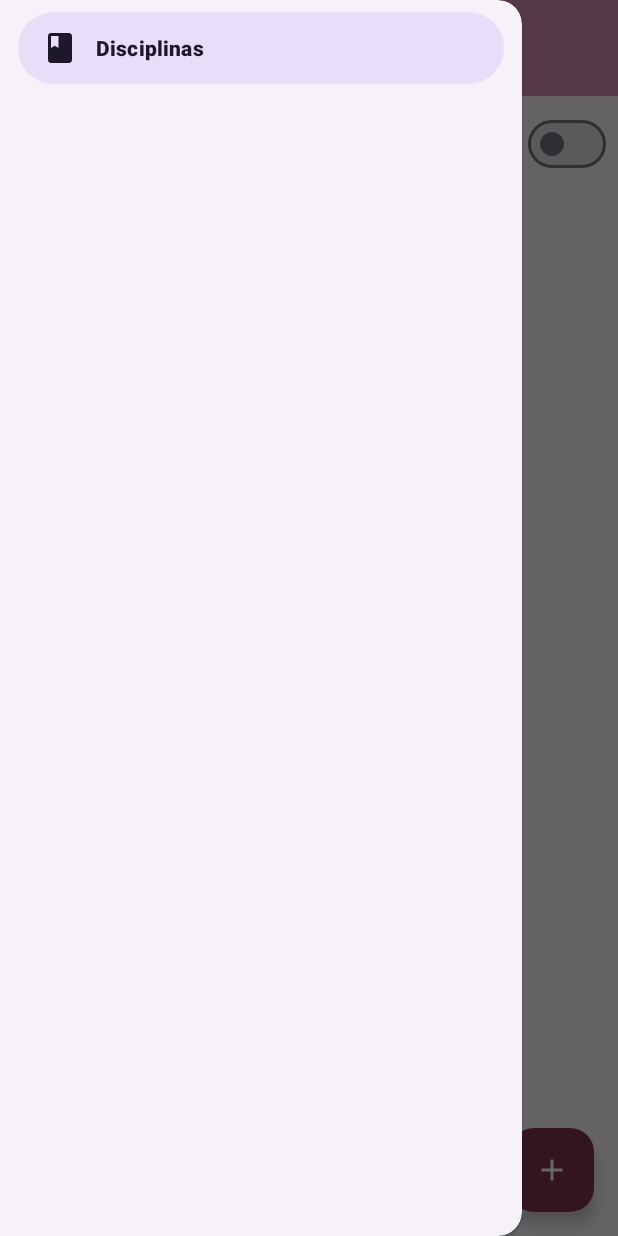
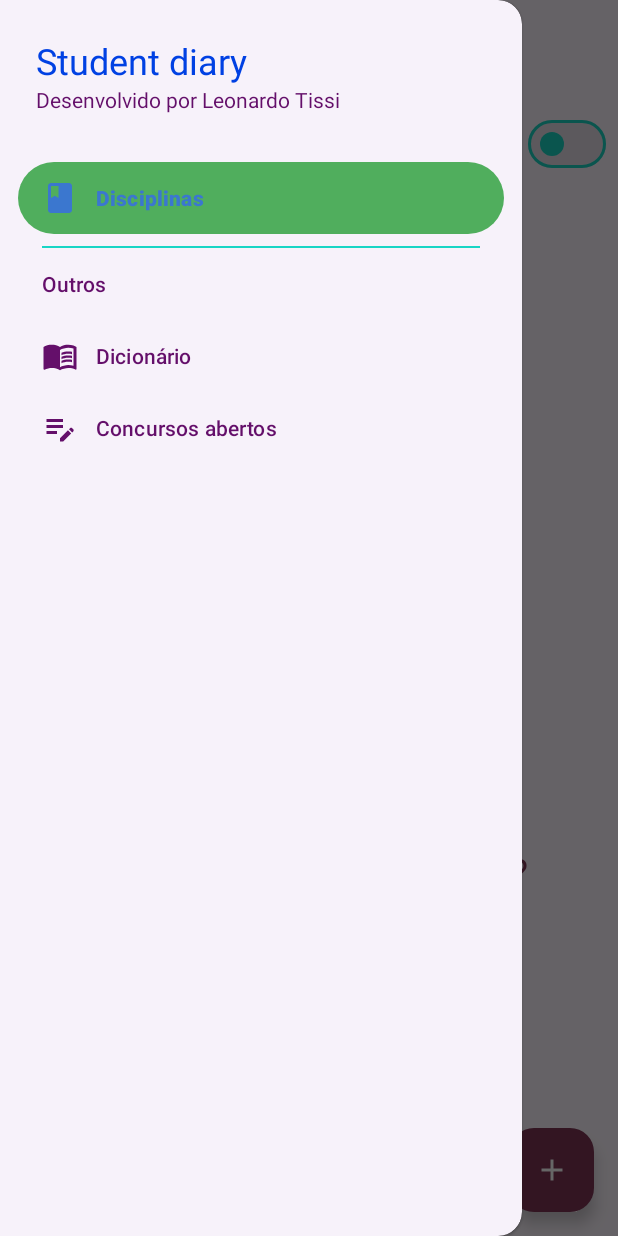
Before and after one commit to DevLeonardoTissi/Student_diary, an Android app: the screen it shows after launch (MainActivity), with the side drawer open, on a phone screen of 412 x 824 dp. Run offline under Robolectric (Android 15) with nearby library versions, the phone set to English and light mode, and no system bars; our stand-ins replace Firebase (no records; nobody signed in at launch, a user with empty details on screens opened directly), Room's generated code, navigation-ui.

Commit message:
muitas coisas

```diff
--- a/app/src/main/java/com/example/studentdiary/ui/fragment/disciplinesFragment/DisciplinesFragment.kt
+++ b/app/src/main/java/com/example/studentdiary/ui/fragment/disciplinesFragment/DisciplinesFragment.kt
@@ -8,7 +8,6 @@ import androidx.fragment.app.Fragment
 import androidx.lifecycle.lifecycleScope
 import androidx.navigation.fragment.findNavController
 import androidx.recyclerview.widget.LinearLayoutManager
-import com.example.studentdiary.R
 import com.example.studentdiary.databinding.FragmentDisciplinesBinding
 import com.example.studentdiary.model.Discipline
 import com.example.studentdiary.ui.recyclerView.adapter.DisciplineListAdapter
@@ -91,7 +90,7 @@ class DisciplinesFragment : Fragment() {
             recycler.layoutManager = LinearLayoutManager(it)
             val divider = MaterialDividerItemDecoration(it, LinearLayoutManager.VERTICAL)
             recycler.addItemDecoration(divider)
-            divider.dividerColor = it.getColor(R.color.secondary)
+//            divider.dividerColor = it.getColor(R.color.secondary)
         }
     }
 
--- /dev/null
+++ b/app/src/main/res/drawable/ic_dictionary.xml
@@ -0,0 +1,8 @@
+<vector android:autoMirrored="true" android:height="24dp"
+    android:tint="#FFFFFF" android:viewportHeight="24"
+    android:viewportWidth="24" android:width="24dp" xmlns:android="http://schemas.android.com/apk/res/android">
+    <path android:fillColor="@android:color/white" android:pathData="M21,5c-1.11,-0.35 -2.33,-0.5 -3.5,-0.5c-1.95,0 -4.05,0.4 -5.5,1.5c-1.45,-1.1 -3.55,-1.5 -5.5,-1.5S2.45,4.9 1,6v14.65c0,0.25 0.25,0.5 0.5,0.5c0.1,0 0.15,-0.05 0.25,-0.05C3.1,20.45 5.05,20 6.5,20c1.95,0 4.05,0.4 5.5,1.5c1.35,-0.85 3.8,-1.5 5.5,-1.5c1.65,0 3.35,0.3 4.75,1.05c0.1,0.05 0.15,0.05 0.25,0.05c0.25,0 0.5,-0.25 0.5,-0.5V6C22.4,5.55 21.75,5.25 21,5zM21,18.5c-1.1,-0.35 -2.3,-0.5 -3.5,-0.5c-1.7,0 -4.15,0.65 -5.5,1.5V8c1.35,-0.85 3.8,-1.5 5.5,-1.5c1.2,0 2.4,0.15 3.5,0.5V18.5z"/>
+    <path android:fillColor="@android:color/white" android:pathData="M17.5,10.5c0.88,0 1.73,0.09 2.5,0.26V9.24C19.21,9.09 18.36,9 17.5,9c-1.7,0 -3.24,0.29 -4.5,0.83v1.66C14.13,10.85 15.7,10.5 17.5,10.5z"/>
+    <path android:fillColor="@android:color/white" android:pathData="M13,12.49v1.66c1.13,-0.64 2.7,-0.99 4.5,-0.99c0.88,0 1.73,0.09 2.5,0.26V11.9c-0.79,-0.15 -1.64,-0.24 -2.5,-0.24C15.8,11.66 14.26,11.96 13,12.49z"/>
+    <path android:fillColor="@android:color/white" android:pathData="M17.5,14.33c-1.7,0 -3.24,0.29 -4.5,0.83v1.66c1.13,-0.64 2.7,-0.99 4.5,-0.99c0.88,0 1.73,0.09 2.5,0.26v-1.52C19.21,14.41 18.36,14.33 17.5,14.33z"/>
+</vector>
--- /dev/null
+++ b/app/src/main/res/drawable/ic_exam.xml
@@ -0,0 +1,5 @@
+<vector android:height="24dp" android:tint="#FFFFFF"
+    android:viewportHeight="24" android:viewportWidth="24"
+    android:width="24dp" xmlns:android="http://schemas.android.com/apk/res/android">
+    <path android:fillColor="@android:color/white" android:pathData="M3,10h11v2H3V10zM3,8h11V6H3V8zM3,16h7v-2H3V16zM18.01,12.87l0.71,-0.71c0.39,-0.39 1.02,-0.39 1.41,0l0.71,0.71c0.39,0.39 0.39,1.02 0,1.41l-0.71,0.71L18.01,12.87zM17.3,13.58l-5.3,5.3V21h2.12l5.3,-5.3L17.3,13.58z"/>
+</vector>
--- a/app/src/main/res/layout/activity_main.xml
+++ b/app/src/main/res/layout/activity_main.xml
@@ -5,7 +5,8 @@
     android:layout_width="match_parent"
     android:layout_height="match_parent"
     tools:context=".ui.activity.MainActivity"
-    android:id="@+id/drawer_layout">
+    android:id="@+id/drawer_layout"
+    tools:openDrawer="start">
 
     <androidx.constraintlayout.widget.ConstraintLayout
         android:layout_width="match_parent"
@@ -14,14 +15,13 @@
 
         <com.google.android.material.appbar.MaterialToolbar
             android:id="@+id/activity_main_toolbar"
-            app:layout_constraintTop_toTopOf="parent"
-            app:layout_constraintStart_toStartOf="parent"
-            app:layout_constraintEnd_toEndOf="parent"
             android:layout_width="match_parent"
             android:layout_height="wrap_content"
-            android:background="@color/principal"
-            app:navigationIcon="@drawable/ic_add"
-            app:layout_constraintBottom_toTopOf="@id/nav_host_fragment"/>
+            app:layout_constraintBottom_toTopOf="@id/nav_host_fragment"
+            app:layout_constraintEnd_toEndOf="parent"
+            app:layout_constraintStart_toStartOf="parent"
+            app:layout_constraintTop_toTopOf="parent"
+            app:navigationIcon="@drawable/ic_add" />
 
         <fragment
             android:id="@+id/nav_host_fragment"
@@ -40,10 +40,12 @@
 
     <com.google.android.material.navigation.NavigationView
         android:id="@+id/nav_view"
+        app:headerLayout="@layout/header_navigation_drawer"
         android:layout_width="wrap_content"
         android:layout_height="match_parent"
         android:layout_gravity="start"
-        app:menu ="@menu/navigation_drawer"
-        android:fitsSystemWindows="true"/>
+        app:menu ="@menu/navigation_drawer_menu"
+        android:fitsSystemWindows="true"
+        />
 
 </androidx.drawerlayout.widget.DrawerLayout>
--- a/app/src/main/res/layout/fragment_disciplines.xml
+++ b/app/src/main/res/layout/fragment_disciplines.xml
@@ -11,7 +11,7 @@
         android:id="@+id/disciplineFragment_switch_favorite"
         android:layout_width="wrap_content"
         android:layout_height="wrap_content"
-        android:layout_margin="@dimen/switch_magtin"
+        android:layout_margin="@dimen/switch_margin"
         android:checked="false"
         android:text="@string/fragment_discipline_switch_favorite_label"
         app:layout_constraintBottom_toTopOf="@id/disciplinesFragment_recyclerView"
--- /dev/null
+++ b/app/src/main/res/layout/header_navigation_drawer.xml
@@ -0,0 +1,29 @@
+<?xml version="1.0" encoding="utf-8"?>
+<LinearLayout android:layout_width="match_parent"
+    android:layout_height="wrap_content"
+    android:orientation="vertical"
+    xmlns:android="http://schemas.android.com/apk/res/android"
+    android:fitsSystemWindows="true">
+
+
+<TextView
+android:layout_width="wrap_content"
+android:layout_height="wrap_content"
+android:layout_marginTop="@dimen/default_margin_itens_header_drawer"
+android:layout_marginStart="@dimen/default_margin_itens_header_drawer"
+android:layout_marginEnd="@dimen/default_margin_itens_header_drawer"
+android:textSize="@dimen/bigTextSize"
+android:textColor="?attr/colorOnSurface"
+android:text="@string/app_name" />
+
+<TextView
+android:layout_width="wrap_content"
+android:layout_height="wrap_content"
+android:layout_marginBottom="@dimen/default_margin_itens_header_drawer"
+android:layout_marginStart="@dimen/default_margin_itens_header_drawer"
+android:layout_marginEnd="@dimen/default_margin_itens_header_drawer"
+android:textSize="@dimen/defaultTextSize"
+android:textColor="?attr/colorOnSurfaceVariant"
+android:text="@string/header_drawer_subtitle" />
+
+    </LinearLayout>
--- a/app/src/main/res/menu/navigation_drawer.xml
+++ /dev/null
@@ -1,10 +0,0 @@
-<?xml version="1.0" encoding="utf-8"?>
-<menu xmlns:android="http://schemas.android.com/apk/res/android"
-    xmlns:app="http://schemas.android.com/apk/res-auto">
-    <item
-        android:id="@+id/disciplinesFragment"
-        android:icon="@drawable/ic_book"
-        android:title="Disciplinas"
-        android:checkable="true"
-        app:showAsAction="always"/>
-</menu>
--- /dev/null
+++ b/app/src/main/res/menu/navigation_drawer_menu.xml
@@ -0,0 +1,33 @@
+<?xml version="1.0" encoding="utf-8"?>
+<menu xmlns:android="http://schemas.android.com/apk/res/android"
+    xmlns:app="http://schemas.android.com/apk/res-auto">
+
+
+            <item
+                android:id="@+id/disciplinesFragment"
+                android:checkable="true"
+                android:icon="@drawable/ic_book"
+                android:title="@string/drawer_menu_item_disciplines"
+                app:showAsAction="ifRoom" />
+
+    <item android:id="@+id/other_item"
+        android:title="@string/drawer_menu_item_other">
+        <menu>
+            <item
+                android:id="@+id/dictionaryFragment"
+                android:checkable="true"
+                android:icon="@drawable/ic_dictionary"
+                android:title="@string/drawer_menu_item_dictionary"
+                app:showAsAction="ifRoom" />
+
+            <item
+                android:id="@+id/publicTenderFragment"
+                android:checkable="true"
+                android:icon="@drawable/ic_exam"
+                android:title="@string/drawer_menu_item_public_tender"
+                app:showAsAction="ifRoom" />
+
+        </menu>
+    </item>
+
+</menu>
--- a/app/src/main/res/values/colors.xml
+++ b/app/src/main/res/values/colors.xml
@@ -7,7 +7,7 @@
     <color name="teal_700">#FF018786</color>
     <color name="black">#FF000000</color>
     <color name="white">#FFFFFFFF</color>
-    #7f3556
+
     <color name="secondary">#7f3556</color>
     <color name="principal">#D78FB8</color>
 
--- a/app/src/main/res/values/dimens.xml
+++ b/app/src/main/res/values/dimens.xml
@@ -7,7 +7,7 @@
     <dimen name="fab_margin_default">16dp</dimen>
     <dimen name= "textview_margin_default">8dp</dimen>
 
-    <dimen name="bigTextSize">20sp</dimen>
+    <dimen name="bigTextSize">24sp</dimen>
     <dimen name="defaultTextSize">14sp</dimen>
 
     <dimen name="shapeableImageView_default_width">80dp</dimen>
@@ -19,6 +19,8 @@
 
     <dimen name="marginTop_textView_student">20dp</dimen>
 
-    <dimen name="switch_magtin">8dp</dimen>
+    <dimen name="switch_margin">8dp</dimen>
+
+    <dimen name="default_margin_itens_header_drawer">24dp</dimen>
 
 </resources>
--- a/app/src/main/res/values/strings.xml
+++ b/app/src/main/res/values/strings.xml
@@ -6,6 +6,14 @@
 
     <!-- Google Server Client ID -->
     <string name="googleSignInClient_serverClientId">291261739017-8vrqq5dc7vb5gahio769oeq61rnb366a.apps.googleusercontent.com</string>
+
+
+    <!--Menu drawer -->
+    <string name="drawer_menu_item_disciplines">Disciplinas</string>
+    <string name="drawer_menu_item_dictionary">Dicionário</string>
+    <string name="drawer_menu_item_public_tender">Concursos abertos</string>
+    <string name="drawer_menu_item_other">Outros</string>
+    <string name="header_drawer_subtitle">Desenvolvido por Leonardo Tissi</string>
 
 
     <!-- Register Fragment -->
--- a/app/src/main/res/values/themes.xml
+++ b/app/src/main/res/values/themes.xml
@@ -1,11 +1,8 @@
 <resources xmlns:tools="http://schemas.android.com/tools">
     <!-- Base application theme. -->
     <style name="Theme.StudentDiary" parent="Theme.Material3.DayNight.NoActionBar">
-        <!-- Primary brand color. -->
+         Primary brand color.
         <item name="colorPrimary">@color/purple_500</item>
-
-        <item name="colorSurface">@color/purple_700</item>
-
         <item name="colorOnPrimary">#FFFFFF</item>
         <!-- Secondary brand color. -->
         <item name="colorSecondary">@color/teal_200</item>
@@ -14,12 +11,38 @@
         <!-- Status bar color. -->
         <item name="android:statusBarColor">?attr/colorPrimaryVariant</item>
         <!-- Customize your theme here. -->
-        <item name="colorOnSurface">@color/black</item>
+
 
         <item name="colorPrimaryContainer">@color/colorPrimaryContainer</item>
         <item name="colorOnPrimaryContainer">@color/colorOnPrimaryContainer</item>
 
 
+
+<!--        <item name="android:windowTranslucentStatus">true</item>-->
+
+
+        colorSecondaryContainer
+        colorOnSurfaceVariant
+
+<!--    </style>-->
+        <item name="colorSecondaryContainer">#50AE5D</item>
+        <item name="colorOnSecondaryContainer">#3B77CF</item>
+        <item name="colorTertiaryContainer">#962DC3</item>
+        <item name="colorOnTertiaryContainer">#D3BF06</item>
+        <item name="colorSurface">#E86942</item>
+        <item name="colorOnSurface">#0041E3</item>
+        <item name="colorOnSurfaceVariant">#640F6A</item>
+        <item name="colorOutline">#19D5C5</item>
+
     </style>
 
+
+
+    <style name="Widget.App.NavigationView" parent="Widget.Material3.NavigationView">
+        <item name="itemIconTint">#AC7E22</item>
+        <item name="itemTextColor">#9E971C</item>
+        <item name="itemShapeFillColor">#35CD4A</item>
+    </style>
+
+
 </resources>
```
